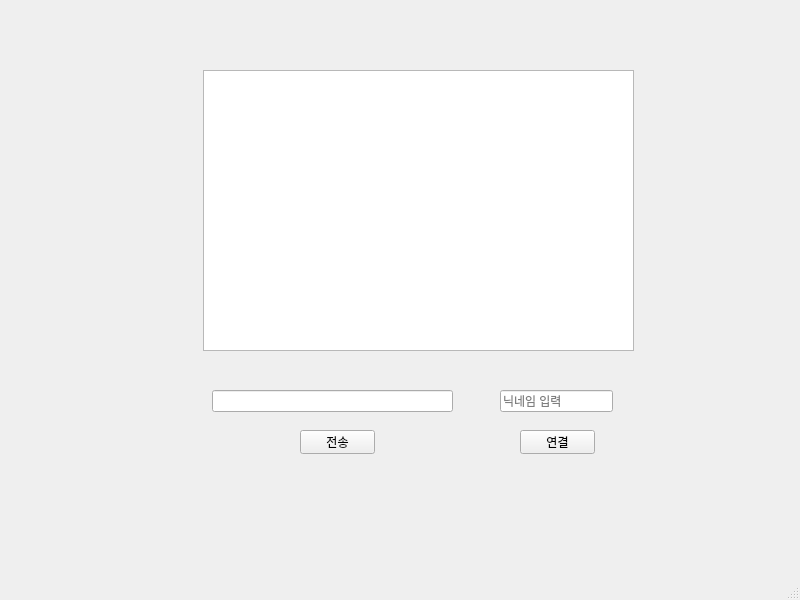
The window that client_qt/mainwindow.ui (IAMSEONGWON/rpi-chat-program) describes before a commit, drawn with Qt 5.
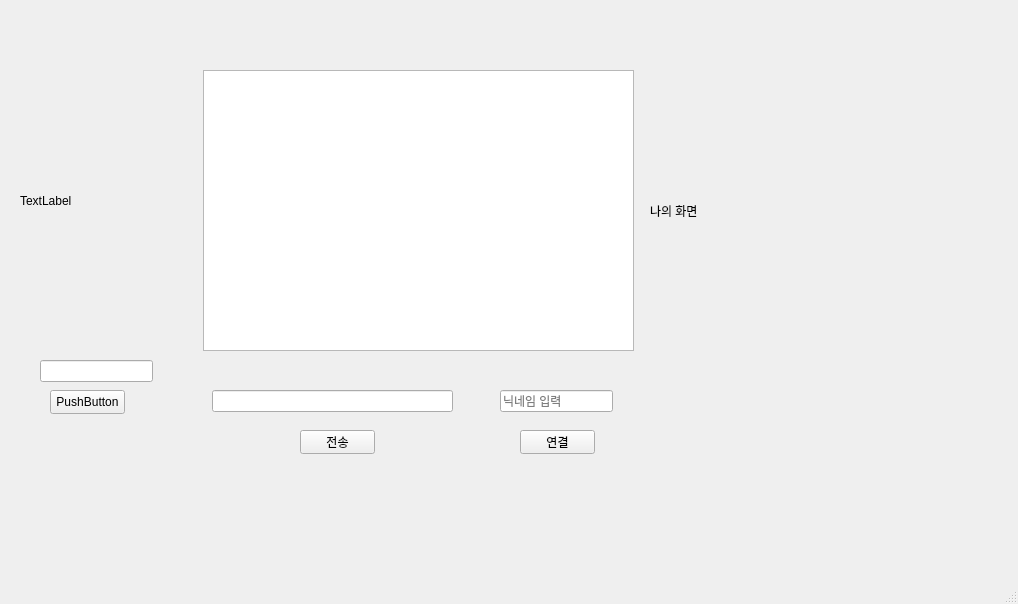
The same window after the commit.

Commit message: Feat: Add Qt client (Windows GUI) w/ video

The edit to the form file:
```diff
--- a/client_qt/mainwindow.ui
+++ b/client_qt/mainwindow.ui
@@ -6,8 +6,8 @@
    <rect>
     <x>0</x>
     <y>0</y>
-    <width>800</width>
-    <height>600</height>
+    <width>1018</width>
+    <height>604</height>
    </rect>
   </property>
   <property name="windowTitle">
@@ -85,6 +85,55 @@
      <bool>false</bool>
     </property>
    </widget>
+   <widget class="QLabel" name="lblVideo">
+    <property name="geometry">
+     <rect>
+      <x>650</x>
+      <y>80</y>
+      <width>321</width>
+      <height>261</height>
+     </rect>
+    </property>
+    <property name="text">
+     <string>나의 화면</string>
+    </property>
+   </widget>
+   <widget class="QPushButton" name="btnWatch">
+    <property name="geometry">
+     <rect>
+      <x>50</x>
+      <y>390</y>
+      <width>75</width>
+      <height>24</height>
+     </rect>
+    </property>
+    <property name="text">
+     <string>PushButton</string>
+    </property>
+   </widget>
+   <widget class="QLineEdit" name="leTarget">
+    <property name="geometry">
+     <rect>
+      <x>40</x>
+      <y>360</y>
+      <width>113</width>
+      <height>22</height>
+     </rect>
+    </property>
+   </widget>
+   <widget class="QLabel" name="lblOpponent">
+    <property name="geometry">
+     <rect>
+      <x>20</x>
+      <y>80</y>
+      <width>151</width>
+      <height>241</height>
+     </rect>
+    </property>
+    <property name="text">
+     <string>TextLabel</string>
+    </property>
+   </widget>
   </widget>
   <widget class="QMenuBar" name="menubar">
    <property name="geometry">
```
Left out of the diff: 2 changed lines with no effect on the pictures. The commit also changes 8 other files.
